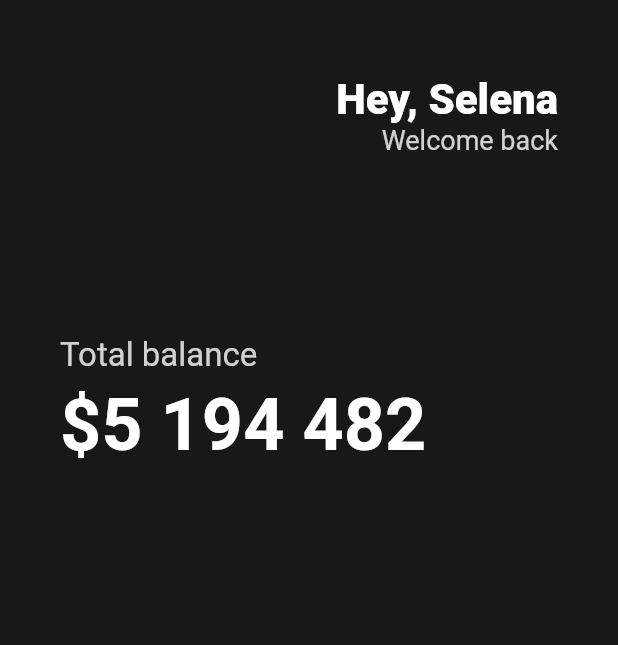
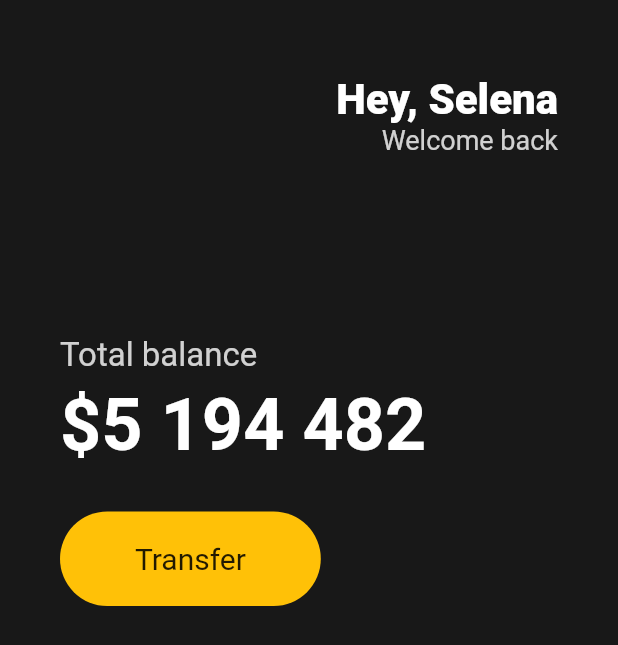
Before and after one commit to ryugibo/nomadcoders-flutter-for-beginners, a Flutter app: the screen it shows after launch, on a phone screen of 412 x 824 dp. Shown: the top 645 px of the screen. Run offline on Flutter 3.47's test engine with Material 2 defaults, Android fonts, the phone set to English and light mode, and no system bars.

Commit message:
:memo: #3.2 Buttons Section - 2
- Transfer button

```diff
--- a/toonflix/lib/main.dart
+++ b/toonflix/lib/main.dart
@@ -65,7 +65,32 @@ class App extends StatelessWidget {
                   fontWeight: FontWeight.w600,
                   color: Colors.white,
                 ),
-              )
+              ),
+              SizedBox(
+                height: 30,
+              ),
+              Row(
+                children: [
+                  Container(
+                    decoration: BoxDecoration(
+                      color: Colors.amber,
+                      borderRadius: BorderRadius.circular(45),
+                    ),
+                    child: Padding(
+                      padding: EdgeInsets.symmetric(
+                        vertical: 20,
+                        horizontal: 50,
+                      ),
+                      child: Text(
+                        'Transfer',
+                        style: TextStyle(
+                          fontSize: 20,
+                        ),
+                      ),
+                    ),
+                  ),
+                ],
+              ),
             ],
           ),
         ),
```
